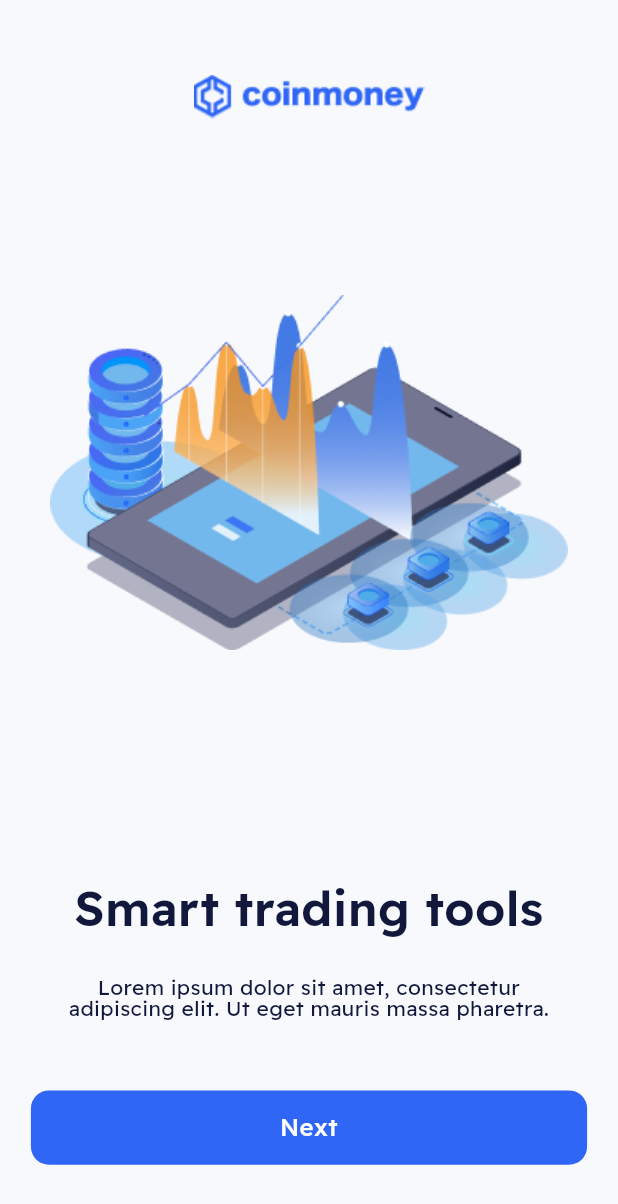
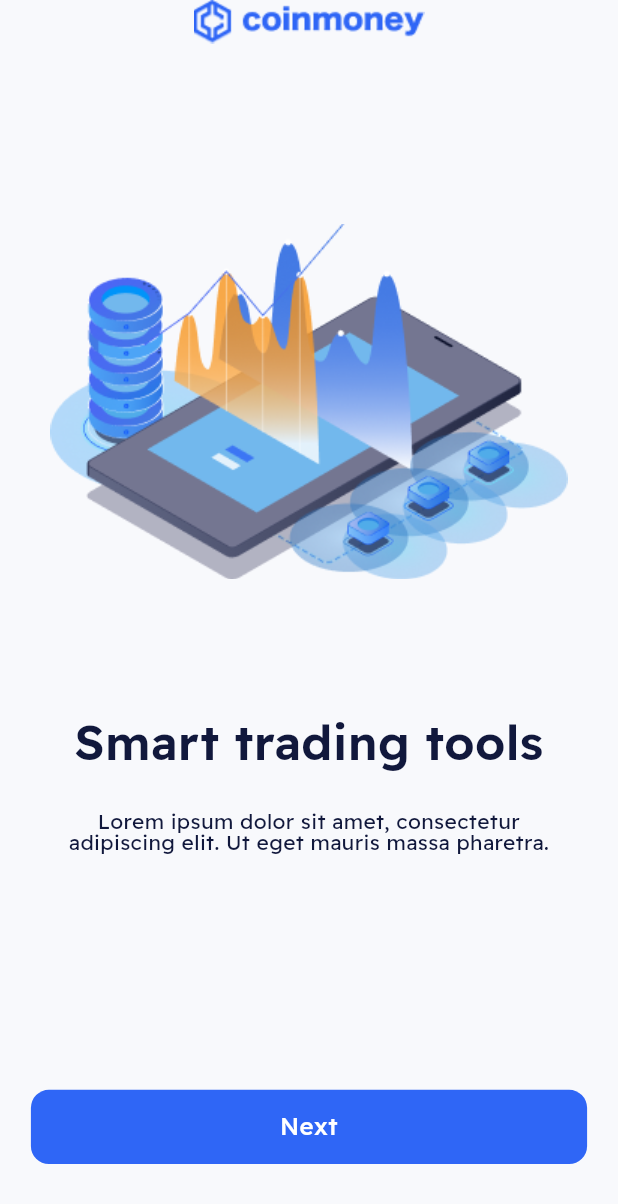
Before and after one commit to jasonwill0212/CryptoExchange_Mobile, a Flutter app: the screen it shows after launch, after a tap on "Next", on a phone screen of 412 x 824 dp. Shown: the top 1204 px of the screen. Run offline on Flutter 3.47's test engine with Material 3 defaults, Android fonts, the phone set to English and light mode, and no system bars; our stand-ins replace flutter_svg, shared_preferences; network calls fail; project files that could hold a hidden picture were left out.

Commit message:
refactor: update text styles and improve component structure; add AppData and StringHelper classes

```diff
--- a/lib/components/app_button.dart
+++ b/lib/components/app_button.dart
@@ -1,5 +1,6 @@
 import 'package:cryptoexchange/components/app_color.dart';
 import 'package:cryptoexchange/components/app_text.dart';
+import 'package:cryptoexchange/components/app_textstyle.dart';
 import 'package:cryptoexchange/core/enum/enum.dart';
 import 'package:flutter/material.dart';
 
@@ -9,6 +10,7 @@ class AppButton extends StatelessWidget {
   final ButtonType buttonType;
   final double? width;
   final double? height;
+
   const AppButton({
     super.key,
     this.ontap,
@@ -33,8 +35,10 @@ class AppButton extends StatelessWidget {
       ),
     );
   }
-}
 
+  /// TODO: Implement prefix icon and suffix icon
+
+  /// TODO: Refactor this method to use AppColor
   BoxDecoration _buildBoxDecoration(ButtonType buttonType) {
     switch (buttonType) {
       case ButtonType.disable:
@@ -56,6 +60,7 @@ BoxDecoration _buildBoxDecoration(ButtonType buttonType) {
     }
   }
 
+  /// TODO: Refactor this method to use AppTextStyle
   TextStyle _buildTextStyle(ButtonType buttonType) {
     switch (buttonType) {
       case ButtonType.disable:
@@ -66,12 +71,13 @@ TextStyle _buildTextStyle(ButtonType buttonType) {
           fontFamily: 'Readex Pro',
         );
       case ButtonType.second:
-      return TextStyle(
-        color: AppColor.brightBlue,
-        fontSize: 16,
-        fontWeight: FontWeight.w500,
-        fontFamily: 'Readex Pro',
-      );
+        return AppTextStyle.tsMediumbrightBlue16;
+      // return TextStyle(
+      //   color: AppColor.brightBlue,
+      //   fontSize: 16,
+      //   fontWeight: FontWeight.w500,
+      //   fontFamily: 'Readex Pro',
+      // );
       default:
         return TextStyle(
           color: AppColor.white,
@@ -81,3 +87,4 @@ TextStyle _buildTextStyle(ButtonType buttonType) {
         );
     }
   }
+}
--- a/lib/components/app_social.dart
+++ b/lib/components/app_social.dart
@@ -52,7 +52,7 @@ Row _buildChild(SocialType type) {
           SizedBox(width: 8),
           AppText(
             text: 'Continue with Google',
-            style: AppTextstyle.tsRegulargrayishNavy14,
+            style: AppTextStyle.tsRegulargrayishNavy14,
           ),
         ],
       );
@@ -64,7 +64,7 @@ Row _buildChild(SocialType type) {
           SizedBox(width: 8),
           AppText(
             text: 'Continue with Facebook',
-            style: AppTextstyle.tsRegulargrayishNavy14,
+            style: AppTextStyle.tsRegulargrayishNavy14,
           ),
         ],
       );
@@ -76,7 +76,7 @@ Row _buildChild(SocialType type) {
           SizedBox(width: 8),
           AppText(
             text: 'Continue with Apple',
-            style: AppTextstyle.tsRegulargrayishNavy14,
+            style: AppTextStyle.tsRegulargrayishNavy14,
           ),
         ],
       );
--- a/lib/components/app_text.dart
+++ b/lib/components/app_text.dart
@@ -11,7 +11,7 @@ class AppText extends StatelessWidget {
   Widget build(BuildContext context) {
     return Text(
       text,
-      style: style ?? AppTextstyle.tsMediumWhite16,
+      style: style ?? AppTextStyle.tsMediumWhite16,
       textAlign: textAlign ?? TextAlign.center,
     );
   }
--- a/lib/components/app_textstyle.dart
+++ b/lib/components/app_textstyle.dart
@@ -1,56 +1,58 @@
 import 'package:cryptoexchange/components/app_color.dart';
 import 'package:flutter/widgets.dart';
 
-class AppTextstyle {
+class AppTextStyle {
+  static const fontFamily = 'Readex Pro';
+
   static const TextStyle tsRegulardarkNavyBlue14 = TextStyle(
-    fontFamily: 'Readex Pro',
+    fontFamily: fontFamily,
     fontSize: 14,
     fontWeight: FontWeight.w400,
     color: AppColor.darkNavyBlue,
   );
   static const TextStyle tsRegulardarkNavyBlue16 = TextStyle(
-    fontFamily: 'Readex Pro',
+    fontFamily: fontFamily,
     fontSize: 16,
     fontWeight: FontWeight.w400,
     color: AppColor.darkNavyBlue,
   );
   static const TextStyle tsRegulargrayishNavy14 = TextStyle(
-    fontFamily: 'Readex Pro',
+    fontFamily: fontFamily,
     fontSize: 14,
     fontWeight: FontWeight.w400,
     color: AppColor.grayishNavy,
   );
 
   static const TextStyle tsMediumbrightBlue16 = TextStyle(
-    fontFamily: 'Readex Pro',
+    fontFamily: fontFamily,
     fontSize: 16,
     fontWeight: FontWeight.w500,
     color: AppColor.brightBlue,
   );
 
   static const TextStyle tsMediumWhite16 = TextStyle(
-    fontFamily: 'Readex Pro',
+    fontFamily: fontFamily,
     fontSize: 16,
     fontWeight: FontWeight.w500,
     color: AppColor.white,
   );
 
   static const TextStyle tssemiBolddarkNavyBlue32 = TextStyle(
-    fontFamily: 'Readex Pro',
+    fontFamily: fontFamily,
     fontSize: 32,
     fontWeight: FontWeight.w600,
     color: AppColor.darkNavyBlue,
   );
 
   static const TextStyle tsMediumdarkNavyBlue16 = TextStyle(
-    fontFamily: 'Readex Pro',
+    fontFamily: fontFamily,
     fontSize: 16,
     fontWeight: FontWeight.w500,
     color: AppColor.darkNavyBlue,
   );
 
   static const TextStyle tsMediumdarkNavyBlue18 = TextStyle(
-    fontFamily: 'Readex Pro',
+    fontFamily: fontFamily,
     fontSize: 18,
     fontWeight: FontWeight.w500,
     color: AppColor.darkNavyBlue,
--- /dev/null
+++ b/lib/core/const/app_data.dart
@@ -0,0 +1,27 @@
+class AppData {
+  /// List of default coins
+  static const List<String> coins = [
+    'btcusdt',
+    'ethusdt',
+    'bnbusdt',
+    'solusdt',
+    'adausdt',
+    'xrpusdt',
+    'dotusdt',
+    'maticusdt',
+    'dogeusdt',
+    'avaxusdt',
+    'linkusdt',
+    'ltcusdt',
+    'atomusdt',
+    'nearusdt',
+    'filusdt',
+    'uniusdt',
+    'trxusdt',
+    'xlmusdt',
+    'apeusdt',
+    'egldusdt',
+  ];
+
+  //// Other data
+}
--- a/lib/main.dart
+++ b/lib/main.dart
@@ -1,12 +1,35 @@
-import 'package:cryptoexchange/provider/storage_provider.dart';
 import 'package:cryptoexchange/provider/demo_coin_provider.dart';
+import 'package:cryptoexchange/provider/home_provider.dart';
 import 'package:cryptoexchange/provider/onboarding_provider.dart';
 import 'package:cryptoexchange/provider/bottomnavigation_provider.dart';
+import 'package:cryptoexchange/repositories/coin_repository.dart';
 import 'package:cryptoexchange/routes/app_route.dart';
+import 'package:cryptoexchange/services/binance_websocket_service.dart';
+import 'package:cryptoexchange/services/storage_service.dart';
 import 'package:flutter/material.dart';
 import 'package:provider/provider.dart';
 
-void main() {
+// class TestClass {
+//   final String name;
+
+//   TestClass({required this.name});
+// }
+
+void main() async {
+  // /// instance test
+  // /// instance test1
+  // final test1 = TestClass(name: 'Flutter');
+
+  // /// instance test2
+  // final test2 = TestClass(name: 'Flutter');
+  // print(test2 == test1); // should print false
+  // print('\n');
+  // print(identical(test1, test2)); // should print false
+  WidgetsFlutterBinding.ensureInitialized();
+
+  /// initialize StorageService singleton
+  await StorageService.instance.init();
+
   runApp(const MyApp());
 }
 
@@ -17,13 +40,22 @@ class MyApp extends StatelessWidget {
   Widget build(BuildContext context) {
     return MultiProvider(
       providers: [
+        /// Init singleton service and repositories
+        Provider(create: (context) => BinanceWebsocketService()),
+        Provider(
+          create: (context) => CoinRepository(
+            binanceWebsocketService: context.read<BinanceWebsocketService>(),
+          ),
+        ),
+        ChangeNotifierProvider(
+          create: (context) =>
+              HomeProvider(coinRepository: context.read<CoinRepository>()),
+        ),
         ChangeNotifierProvider(create: (context) => OnboardingProvider()),
         ChangeNotifierProvider(create: (context) => BottomnavigationProvider()),
-        ChangeNotifierProvider(create: (context) => DemoCoinProvider()),
-        ChangeNotifierProvider(create: (context) => StorageProvider()),
+        // ChangeNotifierProvider(create: (context) => DemoCoinProvider()),
       ],
-      child: Consumer<StorageProvider>(
-        builder: (context, storageProvider, _) => MaterialApp(
+      child: MaterialApp(
         debugShowCheckedModeBanner: false,
         title: 'Flutter Demo',
         theme: ThemeData(
@@ -32,7 +64,6 @@ class MyApp extends StatelessWidget {
         initialRoute: AppRoute.onboardingPage,
         routes: AppRoute().routes,
       ),
-      ),
     );
   }
 }
--- a/lib/provider/demo_coin_provider.dart
+++ b/lib/provider/demo_coin_provider.dart
@@ -1,30 +1,30 @@
-import 'package:cryptoexchange/models/coin.dart';
-import 'package:cryptoexchange/repositories/coin_repository.dart';
-import 'package:flutter/material.dart';
+// import 'package:cryptoexchange/models/coin.dart';
+// import 'package:cryptoexchange/repositories/coin_repository.dart';
+// import 'package:flutter/material.dart';
 
-class DemoCoinProvider extends ChangeNotifier {
-  final CoinRepository coinRepository = CoinRepository();
+// class DemoCoinProvider extends ChangeNotifier {
+//   final CoinRepository coinRepository = CoinRepository();
 
-  /// define state
-  bool _isLoading = false;
-  bool get isLoading => _isLoading;
+//   /// define state
+//   bool _isLoading = false;
+//   bool get isLoading => _isLoading;
 
-  String _errorMessage = '';
-  String get errorMessage => _errorMessage;
+//   // String _errorMessage = '';
+//   // String get errorMessage => _errorMessage;
 
-  Coin? _coin;
-  Coin? get coin => _coin;
+//   Coin? _coin;
+//   Coin? get coin => _coin;
 
-  /// Connect to ticker stream
-  Future<void> connectToTickerStream(List<String> listcoins) async {
-    _isLoading = true;
-    notifyListeners();
-    await coinRepository.connectToTickerStream(listcoins);
-    _isLoading = false;
-    notifyListeners();
-  }
+//   /// Connect to ticker stream
+//   Future<void> connectToTickerStream(List<String> listcoins) async {
+//     _isLoading = true;
+//     notifyListeners();
+//     await coinRepository.connectToTickerStream(listcoins);
+//     _isLoading = false;
+//     notifyListeners();
+//   }
 
-  Stream<Coin> getTickerStream() {
-    return coinRepository.getTickerStream();
-  }
-}
+//   // Stream<Coin> getTickerStream() {
+//   //   return coinRepository.getTickerStream();
+//   // }
+// }
--- /dev/null
+++ b/lib/provider/home_provider.dart
@@ -0,0 +1,43 @@
+import 'package:cryptoexchange/core/const/app_data.dart';
+import 'package:cryptoexchange/models/coin.dart';
+import 'package:cryptoexchange/repositories/coin_repository.dart';
+import 'package:flutter/material.dart';
+
+class HomeProvider extends ChangeNotifier {
+  final CoinRepository coinRepository;
+
+  HomeProvider({required this.coinRepository});
+
+  /// define state
+  bool _isLoading = false;
+  bool get isLoading => _isLoading;
+
+  String _errorMessage = '';
+  String get errorMessage => _errorMessage;
+
+  List<Coin> _coins = [];
+  List<Coin> get coins => _coins;
+
+  /// Connect to ticker stream
+  Future<void> connectToTickerStream() async {
+    try {
+      _isLoading = true;
+      notifyListeners();
+
+      /// Connect to ticker stream with predefined coin list
+      await coinRepository.connectToTickerStream(AppData.coins);
+
+      /// Listen to ticker stream
+      coinRepository.tickerStream.listen((onData) {
+        _coins = onData;
+        notifyListeners();
+      });
+    } catch (e) {
+      _errorMessage = e.toString();
+      notifyListeners();
+    } finally {
+      _isLoading = false;
+      notifyListeners();
+    }
+  }
+}
--- a/lib/provider/onboarding_provider.dart
+++ b/lib/provider/onboarding_provider.dart
@@ -1,7 +1,6 @@
-import 'package:cryptoexchange/provider/storage_provider.dart';
 import 'package:cryptoexchange/routes/app_route.dart';
+import 'package:cryptoexchange/services/storage_service.dart';
 import 'package:flutter/material.dart';
-import 'package:provider/provider.dart';
 
 class OnboardingProvider extends ChangeNotifier {
   int currentPage = 0;
@@ -26,8 +25,7 @@ class OnboardingProvider extends ChangeNotifier {
       );
     } else {
       notifyListeners();
-      final storageProvider = context.read<StorageProvider>();
-      await storageProvider.completed();
+      await StorageService.instance.setOnboardingCompleted();
       if (context.mounted) {
         Navigator.pushReplacementNamed(context, AppRoute.authPage);
       }
--- a/lib/provider/storage_provider.dart
+++ /dev/null
@@ -1,28 +0,0 @@
-import 'package:cryptoexchange/services/storage_service.dart';
-import 'package:flutter/foundation.dart';
-
-class StorageProvider extends ChangeNotifier {
-  bool _isCompleted = false;
-  bool get isCompleted => _isCompleted;
-  bool _isLoading = true;
-  bool get isLoading => _isLoading;
-  final StorageService _storageService = StorageService();
-
-  StorageProvider() {
-    loadStatus();
-  }
-
-  Future<void> loadStatus() async {
-    _isLoading = true;
-    notifyListeners();
-    _isCompleted = await _storageService.checkOnboardingStatus();
-    _isLoading = false;
-    notifyListeners();
-  }
-
-  Future<void> completed() async {
-    await _storageService.setOnboardingCompleted();
-    _isCompleted = true;
-    notifyListeners();
-  }
-}
--- a/lib/repositories/coin_repository.dart
+++ b/lib/repositories/coin_repository.dart
@@ -2,14 +2,14 @@ import 'package:cryptoexchange/models/coin.dart';
 import 'package:cryptoexchange/services/binance_websocket_service.dart';
 
 class CoinRepository {
-  final BinanceWebsocketService _binanceWebsocketService =
-      BinanceWebsocketService();
+  final BinanceWebsocketService binanceWebsocketService;
+
+  /// get ticker stream
+  Stream<List<Coin>> get tickerStream => binanceWebsocketService.tickerStream;
+
+  CoinRepository({required this.binanceWebsocketService});
 
   Future<void> connectToTickerStream(List<String> listcoins) async {
-    await _binanceWebsocketService.connectToTickerStream(listcoins);
-  }
-
-  Stream<Coin> getTickerStream() {
-    return _binanceWebsocketService.tickerStream;
+    await binanceWebsocketService.connectToTickerStream(listcoins);
   }
 }
--- /dev/null
+++ b/lib/repositories/orderbook_repository.dart
@@ -0,0 +1,6 @@
+import 'package:cryptoexchange/services/binance_websocket_service.dart';
+
+class OrderbookRepository {
+  final BinanceWebsocketService _binanceWebsocketService =
+      BinanceWebsocketService();
+}
--- a/lib/screens/auth/auth_page.dart
+++ b/lib/screens/auth/auth_page.dart
@@ -30,7 +30,7 @@ Center _body(context) {
         ),
         AppText(
           text: 'Hello! Start your\ncrypto investment\ntoday',
-          style: AppTextstyle.tssemiBolddarkNavyBlue32,
+          style: AppTextStyle.tssemiBolddarkNavyBlue32,
         ),
         Padding(
           padding: const EdgeInsets.fromLTRB(0, 24, 0, 16),
@@ -52,7 +52,7 @@ Center _body(context) {
           padding: const EdgeInsets.fromLTRB(0, 108, 0, 36),
           child: AppText(
             text: 'Already have an account?',
-            style: AppTextstyle.tsRegulardarkNavyBlue14,
+            style: AppTextStyle.tsRegulardarkNavyBlue14,
           ),
         ),
         AppButton(
--- a/lib/screens/onboarding/onboarding_page.dart
+++ b/lib/screens/onboarding/onboarding_page.dart
@@ -5,8 +5,8 @@ import 'package:cryptoexchange/components/app_text.dart';
 import 'package:cryptoexchange/components/app_textstyle.dart';
 import 'package:cryptoexchange/core/enum/enum.dart';
 import 'package:cryptoexchange/provider/onboarding_provider.dart';
-import 'package:cryptoexchange/provider/storage_provider.dart';
 import 'package:cryptoexchange/routes/app_route.dart';
+import 'package:cryptoexchange/services/storage_service.dart';
 import 'package:flutter/material.dart';
 import 'package:provider/provider.dart';
 
@@ -19,25 +19,28 @@ class OnboardingPage extends StatefulWidget {
 
 class _OnboardingPageState extends State<OnboardingPage> {
   @override
-  Widget build(BuildContext context) {
-    final storageProvider = context.watch<StorageProvider>();
-    final onboardingProvider = context.watch<OnboardingProvider>();
+  void initState() {
+    WidgetsBinding.instance.addPostFrameCallback((_) {
+      final isCompletedOnboarding = StorageService.instance
+          .checkOnboardingStatus();
 
-    if (storageProvider.isLoading) {
-      return Scaffold(body: Center(child: CircularProgressIndicator()));
-    }
-    if (storageProvider.isCompleted) {
-      Future.microtask(() {
-        if (context.mounted) {
+      if (isCompletedOnboarding) {
         Navigator.pushReplacementNamed(context, AppRoute.authPage);
       }
     });
+
+    super.initState();
   }
-    return Consumer(
-      builder: (context, storageProvider, _) => Scaffold(
-        body: Column(
+
+  @override
+  Widget build(BuildContext context) {
+    final onboardingProvider = context.watch<OnboardingProvider>();
+    return Scaffold(
+      backgroundColor: AppColor.almostWhite,
+      body: SafeArea(
+        child: Column(
           children: [
-            Expanded(
+            Flexible(
               child: PageView(
                 controller: onboardingProvider.pageController,
                 onPageChanged: (index) {
@@ -48,7 +51,6 @@ class _OnboardingPageState extends State<OnboardingPage> {
                     onboardingProvider.currentPage,
                     onboardingProvider.pageController,
                     context,
-
                     "Take hold of your\nfinances",
                     "Lorem ipsum dolor sit amet, consectetur\nadipiscing elit. Ut eget mauris massa pharetra.",
                     AppPath.imgPeopleillustration,
@@ -57,7 +59,6 @@ class _OnboardingPageState extends State<OnboardingPage> {
                     onboardingProvider.currentPage,
                     onboardingProvider.pageController,
                     context,
-
                     "Smart trading tools",
                     "Lorem ipsum dolor sit amet, consectetur\nadipiscing elit. Ut eget mauris massa pharetra.",
                     AppPath.imgPhoneillustration,
@@ -66,7 +67,6 @@ class _OnboardingPageState extends State<OnboardingPage> {
                     onboardingProvider.currentPage,
                     onboardingProvider.pageController,
                     context,
-
                     "Invest in the future",
                     "Lorem ipsum dolor sit amet, consectetur\nadipiscing elit. Ut eget mauris massa pharetra.",
                     AppPath.imgLaptopillustration,
@@ -74,6 +74,14 @@ class _OnboardingPageState extends State<OnboardingPage> {
                 ],
               ),
             ),
+            AppButton(
+              textButton: 'Next',
+              buttonType: ButtonType.normal,
+              ontap: () async {
+                onboardingProvider.nextPage(context);
+              },
+            ),
+            SizedBox(height: 48),
           ],
         ),
       ),
@@ -81,7 +89,7 @@ class _OnboardingPageState extends State<OnboardingPage> {
   }
 }
 
-Container _onboardingItem(
+Column _onboardingItem(
   currentPageIndex,
   pageController,
   BuildContext context,
@@ -89,22 +97,20 @@ Container _onboardingItem(
   String description,
   String imagePath,
 ) {
-  final onboardingPage = context.read<OnboardingProvider>();
-  return Container(
-    decoration: BoxDecoration(color: AppColor.almostWhite),
-    child: Column(
+  return Column(
     children: [
-        SizedBox(height: 50),
       Image.asset(AppPath.imgCoinMoney),
       SizedBox(height: 50),
-        SizedBox(height: 372, child: Image.asset(imagePath)),
-        SizedBox(height: 66),
+      SizedBox(
+        height: (372 / 812) * MediaQuery.of(context).size.height,
+        child: Image.asset(imagePath),
+      ),
       SizedBox(
         height: 76,
         child: Center(
           child: AppText(
             text: title,
-              style: AppTextstyle.tssemiBolddarkNavyBlue32.copyWith(height: 1),
+            style: AppTextStyle.tssemiBolddarkNavyBlue32.copyWith(height: 1),
             textAlign: TextAlign.center,
           ),
         ),
@@ -112,17 +118,8 @@ Container _onboardingItem(
       SizedBox(height: 8),
       AppText(
         text: description,
-          style: AppTextstyle.tsRegulardarkNavyBlue14.copyWith(height: 1),
-        ),
-        SizedBox(height: 48),
-        AppButton(
-          textButton: 'Next',
-          buttonType: ButtonType.normal,
-          ontap: () async {
-            onboardingPage.nextPage(context);
-          },
+        style: AppTextStyle.tsRegulardarkNavyBlue14.copyWith(height: 1),
       ),
     ],
-    ),
   );
 }
--- a/lib/services/binance_websocket_service.dart
+++ b/lib/services/binance_websocket_service.dart
@@ -6,6 +6,9 @@ import 'package:flutter/foundation.dart';
 import 'package:web_socket_channel/web_socket_channel.dart';
 
 class BinanceWebsocketService {
+  /// Delcare constructor
+  BinanceWebsocketService();
+
   /// Declare websocket url
   static const String _baseUrl =
       'wss://stream.binance.com:9443/stream?streams=';
@@ -14,13 +17,14 @@ class BinanceWebsocketService {
   WebSocketChannel? _tickerWebSocketChannel;
 
   /// Declare stream variable
-  final StreamController<Coin> _tickerStreamController =
-      StreamController<Coin>.broadcast();
+  final StreamController<List<Coin>> _tickerStreamController =
+      StreamController<List<Coin>>.broadcast();
 
   /// Expose ticker stream -> for listening
-  Stream<Coin> get tickerStream => _tickerStreamController.stream;
+  Stream<List<Coin>> get tickerStream => _tickerStreamController.stream;
 
-  final listcoins = ['btcusdt', 'ethusdt', 'bnbusdt', 'adausdt', 'xrpusdt'];
+  /// Map of coin data
+  final Map<String, Coin> _coinDataMap = {};
 
   /// Connect to ticker stream
   Future<void> connectToTickerStream(List<String> listcoin) async {
@@ -42,7 +46,9 @@ class BinanceWebsocketService {
             // Handle the stream format: {"stream":"...", "data":{...}}
             if (jsonData.containsKey('data')) {
               final coin = Coin.fromJson(jsonData['data']);
-              _tickerStreamController.add(coin);
+              _coinDataMap[coin.symbol] = coin;
+
+              _tickerStreamController.add(_coinDataMap.values.toList());
             } else {
               debugPrint('Unexpected data format: $jsonData');
             }
--- a/lib/services/storage_service.dart
+++ b/lib/services/storage_service.dart
@@ -1,13 +1,38 @@
 import 'package:shared_preferences/shared_preferences.dart';
 
 class StorageService {
-  Future<bool> checkOnboardingStatus() async {
-    final SharedPreferences prefs = await SharedPreferences.getInstance();
-    return prefs.getBool('onboardingCompleted') ?? false;
+  /// Singleton -> it means only one instance of this class will be created and used throughout the app.
+  /// Singleton pattern -> private constructor
+  StorageService._privateConstructor();
+
+  /// Singleton instance
+  static final StorageService _instance = StorageService._privateConstructor();
+
+  /// Getter for singleton instance
+  static StorageService get instance => _instance;
+
+  /// init SharedPreferences
+  late SharedPreferences _prefs;
+
+  /// Define key strings
+  static const String onboardingCompletedKey = 'onboardingCompleted';
+
+  /// Functions
+  Future<void> init() async {
+    _prefs = await SharedPreferences.getInstance();
   }
 
-  Future<void> setOnboardingCompleted() async {
-    final SharedPreferences prefs = await SharedPreferences.getInstance();
-    await prefs.setBool('onboardingCompleted', true);
+  /// check onboarding status
+  bool checkOnboardingStatus() {
+    return _prefs.getBool(onboardingCompletedKey) ?? false;
   }
+
+  /// set onboarding completed
+  Future<void> setOnboardingCompleted([bool? isCompleted]) async {
+    await _prefs.setBool(onboardingCompletedKey, isCompleted ?? true);
+  }
+
+  /// set theme mode
+
+  /// get theme mode
 }
```
Also changed, not shown: lib/core/utils/string_helper.dart (added, +29 -0 lines), lib/repositories/storage_repostitory.dart (deleted, +0 -13 lines), lib/screens/home/home_screen.dart (+58 -3 lines), lib/screens/settings/setting_page.dart (+9 -8 lines), 1 other file. Lines whose indentation alone changed are shown as unchanged.
